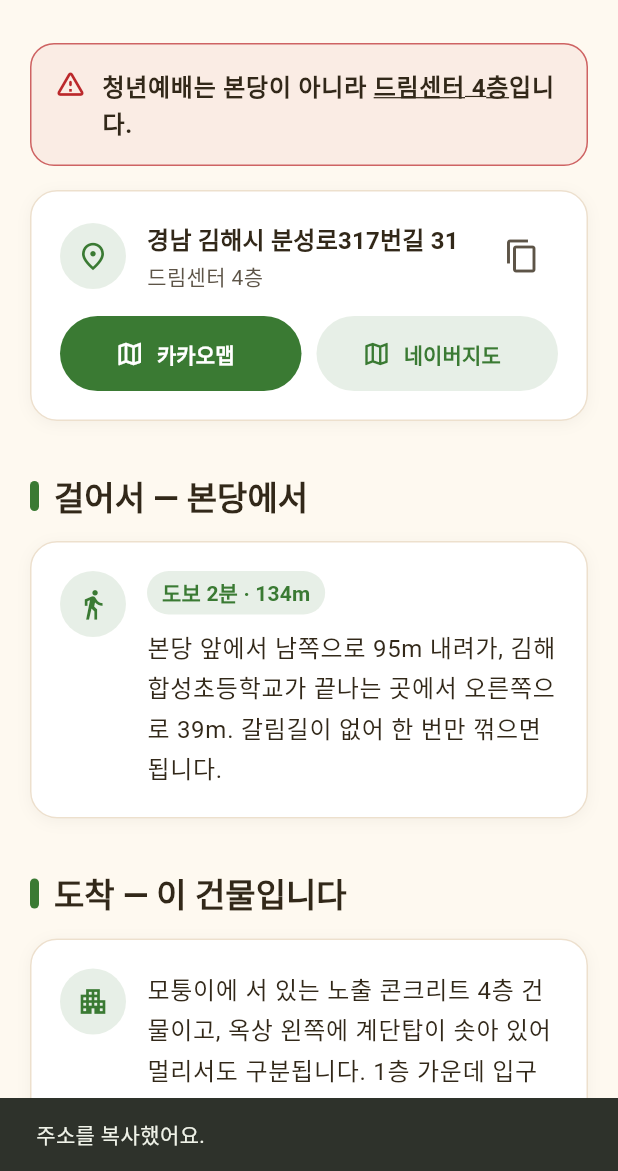
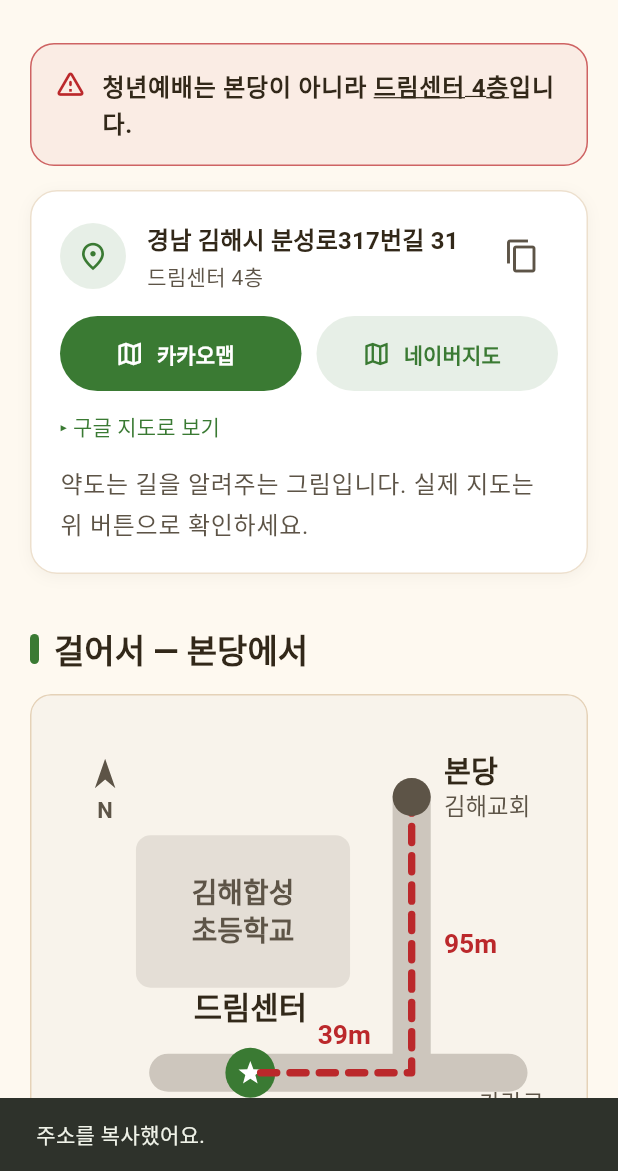
Before and after one commit to gbw11/light-homepage, a Flutter app: the LocationScreen screen opened by its route, after a tap on the "content copy" icon, on a phone screen of 412 x 824 dp, the part 65-1236 px from its top. Run offline on Flutter 3.47's test engine with Material 3 defaults, Android fonts, the phone set to English and light mode, and no system bars; our stand-ins replace cookie_jar, dio, dio_cookie_manager, file_picker, go_router, image_picker and 1 more; accounts and stored records are empty; network calls fail; Roboto replaces fonts that are missing (Pretendard); statements that could not run were skipped.

Commit message:
feat(mobile): 오시는 길에 웹 약도 두 장 옮김 · 구글 지도 링크 추가
- 웹 RouteMap.tsx의 SVG 약도(도보 · 주차장)를 CustomPainter로 같은 좌표 그대로 재현
  (새 패키지 없음, 색은 테마 colorScheme에서). 누르면 전체 화면에서 확대
- 스크린 리더에는 웹 <desc>와 같은 길 설명을 읽힘
- 지도 앱: 카카오맵 · 네이버지도(웹과 같은 링크) + 구글 지도(앱 전용 보조 링크)
- 웹 문구 반영: "약도는 길을 알려주는 그림…", "P3(합성초)가 가장 가깝습니다"
- AndroidManifest <queries>에 https VIEW 인텐트 선언 (url_launcher 권장)

Co-Authored-By: Claude Opus 5.5 <noreply@anthropic.com>

```diff
--- a/mobile/lib/content/location.dart
+++ b/mobile/lib/content/location.dart
@@ -15,3 +15,9 @@ final kakaoMapUrl =
     'https://map.kakao.com/link/search/${Uri.encodeComponent(address)}';
 final naverMapUrl =
     'https://map.naver.com/p/search/${Uri.encodeComponent(address)}';
+
+/// 구글 지도 — **앱에만 있다** (웹은 카카오맵 · 네이버지도 두 개). 두 앱이 없는
+/// 휴대폰(외국인 방문자 · 아이폰 기본 상태)에서도 길찾기를 열 수 있게 둔다.
+/// 공식 "Maps URLs" 형식이라 앱이 있으면 앱, 없으면 브라우저로 열린다.
+final googleMapUrl =
+    'https://www.google.com/maps/search/?api=1&query=${Uri.encodeComponent(address)}';
--- a/mobile/lib/features/church/location_screen.dart
+++ b/mobile/lib/features/church/location_screen.dart
@@ -4,15 +4,18 @@ import 'package:flutter/services.dart';
 import '../../content/location.dart';
 import '../../content/parking.dart';
 import 'info_widgets.dart';
+import 'route_map.dart';
 
 /// 오시는 길 (웹 `/location`, WIREFRAME §8, 기획안 §3).
 ///
-/// 위에서부터 **경고 → 주소 · 지도 앱 → 걸어서 → 도착 → 주차** 순서다.
+/// 위에서부터 **경고 → 주소 · 지도 앱 → 걸어서(약도) → 도착 → 주차(약도)** 순서다.
 /// 가장 자주 놓치는 "본당이 아니다"를 맨 위에 두는 것은 웹과 같은 판단이다.
 /// 모양은 디자인 시안(Stitch "Warm Fellowship")을 따른다.
 ///
-/// 웹의 약도 그림(SVG)은 아직 옮기지 않았다. 지도는 설치된 카카오맵 ·
-/// 네이버지도 앱으로 연다 (없으면 브라우저). 대중교통은 웹도 ❓라 뺐다.
+/// 약도 두 장은 웹 `RouteMap.tsx`의 SVG를 그대로 옮겨 그린 것이다 ([RouteMap] ·
+/// [ParkingMap]) — 누르면 전체 화면에서 확대한다. 실제 지도는 설치된 카카오맵 ·
+/// 네이버지도 · 구글 지도 앱으로 연다 (없으면 브라우저). 대중교통은 웹도 ❓라 뺐다.
+/// 웹의 건물 그림(`BuildingSketch`)은 아직 옮기지 않았다.
 class LocationScreen extends StatelessWidget {
   const LocationScreen({
     super.key,
@@ -43,10 +46,13 @@ class LocationScreen extends StatelessWidget {
           onCopy: () => _copyAddress(context),
           onKakao: () => openExternal(kakaoMapUrl),
           onNaver: () => openExternal(naverMapUrl),
+          onGoogle: () => openExternal(googleMapUrl),
         ),
         const InfoSection(
           title: '걸어서 — 본당에서',
           children: [
+            MapFigure(title: '걸어서 — 본당에서 오는 길', map: RouteMap()),
+            SizedBox(height: 12),
             InfoCard(
               children: [
                 Row(
@@ -101,9 +107,12 @@ class LocationScreen extends StatelessWidget {
           children: [
             const InfoText(
               '드림센터 전용 주차장은 없고 김해교회 주차장 세 곳을 함께 씁니다. '
-              '세 곳 중 두 곳은 주일에만 주차할 수 있습니다.',
+              '세 곳 중 두 곳은 주일에만 주차할 수 있습니다. '
+              'P3(합성초)가 가장 가깝습니다.',
               muted: true,
             ),
+            const SizedBox(height: 14),
+            const MapFigure(title: '차로 — 주차장에서 오는 길', map: ParkingMap()),
             const SizedBox(height: 14),
             for (final lot in parkingLots) ...[
               _ParkingCard(lot),
@@ -136,17 +145,19 @@ class LocationScreen extends StatelessWidget {
   }
 }
 
-/// 주소 + [복사] + 지도 앱 두 개. 내비에 찍거나 남에게 보낼 때 쓴다
+/// 주소 + [복사] + 지도 앱(카카오 · 네이버 + 구글). 내비에 찍거나 남에게 보낼 때 쓴다
 class _AddressCard extends StatelessWidget {
   const _AddressCard({
     required this.onCopy,
     required this.onKakao,
     required this.onNaver,
+    required this.onGoogle,
   });
 
   final VoidCallback onCopy;
   final VoidCallback onKakao;
   final VoidCallback onNaver;
+  final VoidCallback onGoogle;
 
   @override
   Widget build(BuildContext context) {
@@ -205,6 +216,12 @@ class _AddressCard extends StatelessWidget {
               ),
             ),
           ],
+        ),
+        // 국내 두 앱이 주 버튼이고, 구글은 둘 다 없는 휴대폰을 위한 보조 링크다
+        InfoLink('구글 지도로 보기', onPressed: onGoogle),
+        const InfoText(
+          '약도는 길을 알려주는 그림입니다. 실제 지도는 위 버튼으로 확인하세요.',
+          muted: true,
         ),
       ],
     );
--- /dev/null
+++ b/mobile/lib/features/church/route_map.dart
@@ -0,0 +1,467 @@
+import 'dart:math' as math;
+
+import 'package:flutter/material.dart';
+
+import '../../content/location.dart';
+
+// 약도 두 장 — 본당에서 걸어오는 길([RouteMap])과 주차장 세 곳에서 오는 길([ParkingMap]).
+//
+// 원본: frontend/src/components/ui/RouteMap.tsx (손으로 그린 SVG, viewBox 360×360).
+// 좌표 · 글자 · 색 역할을 그대로 옮겼다 — 그림이 바뀌면 두 곳을 함께 고친다.
+// 왜 지도 스크린샷이 아니라 직접 그린 그림인지(지도 라이선스), 좌표를 어디서
+// 확인했는지는 웹 파일 주석에 있다. 이 그림은 **축척이 아니라 순서**를 보여준다.
+//
+// 새 패키지(flutter_svg)를 들이지 않고 [CustomPainter]로 그린다 — 도형이 선 ·
+// 상자 · 원 · 글자뿐이라 SVG 파서까지 필요 없고, 색을 테마에서 바로 받는다.
+//
+// 색은 웹 토큰을 앱 색 역할로 옮겼다:
+// `--color-gray-400` → onSurfaceVariant, `--color-ink` → onSurface,
+// `--color-red-500` → error, `--color-yellow`(강조) → primary.
+
+/// 약도 그림이 쓰는 좌표 공간 (웹 SVG viewBox와 같다)
+const _canvas = 360.0;
+
+/// 스크린 리더가 그림 대신 읽는 문장 (웹 `<desc>` 그대로)
+const routeMapDescription =
+    '김해교회 본당 앞에서 남쪽으로 95미터 내려가면 김해합성초등학교 남쪽 모퉁이가 '
+    '나옵니다. 거기서 오른쪽(서쪽)으로 가락로를 따라 39미터 가면 왼편이 드림센터입니다. '
+    '청년예배는 4층입니다. 전체 134미터, 도보 2분입니다.';
+
+const parkingMapDescription =
+    '드림센터에 가장 가까운 곳은 3주차장(합성초 주차장)으로, 김해합성초등학교 안 남쪽에 '
+    '있어 바로 내려오면 됩니다. 2주차장(농협 주차장)은 드림센터 남동쪽으로 가락로를 따라 '
+    '서쪽으로 걸어옵니다. 1주차장(교회 건너편 주차장)은 본당 맞은편이라, 본당에서 걸어오는 '
+    '길과 같게 남쪽으로 내려온 뒤 오른쪽으로 꺾습니다. 청년예배는 드림센터 4층입니다.';
+
+/// 본당 → 드림센터 도보 약도. 정사각이다 — 길이 남북으로 길고 동서로 짧다
+class RouteMap extends StatelessWidget {
+  const RouteMap({super.key});
+
+  @override
+  Widget build(BuildContext context) => _MapCanvas(
+    label: '본당에서 드림센터까지 가는 약도. $routeMapDescription',
+    painterFor: (p) => _RouteMapPainter(p),
+  );
+}
+
+/// 주차장 세 곳(P1·P2·P3 — 교회 공식 번호 그대로)에서 드림센터로 가는 약도
+class ParkingMap extends StatelessWidget {
+  const ParkingMap({super.key});
+
+  @override
+  Widget build(BuildContext context) => _MapCanvas(
+    label: '주차장 세 곳에서 드림센터로 가는 약도. $parkingMapDescription',
+    painterFor: (p) => _ParkingMapPainter(p),
+  );
+}
+
+class _MapCanvas extends StatelessWidget {
+  const _MapCanvas({required this.label, required this.painterFor});
+
+  final String label;
+  final CustomPainter Function(_Palette) painterFor;
+
+  @override
+  Widget build(BuildContext context) {
+    final theme = Theme.of(context);
+    final scheme = theme.colorScheme;
+    final palette = _Palette(
+      gray: scheme.onSurfaceVariant,
+      ink: scheme.onSurface,
+      red: scheme.error,
+      accent: scheme.primary,
+      onAccent: scheme.onPrimary,
+      font: theme.textTheme.bodyMedium?.fontFamily,
+    );
+    return Semantics(
+      image: true,
+      label: label,
+      excludeSemantics: true,
+      child: AspectRatio(
+        aspectRatio: 1,
+        child: CustomPaint(painter: painterFor(palette)),
+      ),
+    );
+  }
+}
+
+@immutable
+class _Palette {
+  const _Palette({
+    required this.gray,
+    required this.ink,
+    required this.red,
+    required this.accent,
+    required this.onAccent,
+    required this.font,
+  });
+
+  final Color gray;
+  final Color ink;
+  final Color red;
+  final Color accent;
+  final Color onAccent;
+  final String? font;
+
+  @override
+  bool operator ==(Object other) =>
+      other is _Palette &&
+      other.gray == gray &&
+      other.ink == ink &&
+      other.red == red &&
+      other.accent == accent &&
+      other.onAccent == onAccent &&
+      other.font == font;
+
+  @override
+  int get hashCode => Object.hash(gray, ink, red, accent, onAccent, font);
+}
+
+enum _Anchor { start, middle }
+
+/// 두 약도가 공유하는 바닥 — 길 두 개, 학교, 드림센터, 북쪽 표시 (웹 `MapBase`)
+abstract class _MapPainter extends CustomPainter {
+  _MapPainter(this.p);
+
+  final _Palette p;
+
+  /// 드림센터 이름표의 가로 위치와 두 줄의 글자 밑선
+  double get labelX => 140;
+  double get titleY;
+  double get floorY;
+
+  void drawLayer(Canvas canvas);
+
+  @override
+  void paint(Canvas canvas, Size size) {
+    canvas.save();
+    canvas.scale(size.width / _canvas, size.height / _canvas);
+    _drawBase(canvas);
+    drawLayer(canvas);
+    canvas.restore();
+  }
+
+  void _drawBase(Canvas canvas) {
+    // 길 — 겹치는 곳이 진해지지 않게 한 경로로 긋는다 (웹은 <g opacity>)
+    canvas.drawPath(
+      Path()
+        ..moveTo(250, 60)
+        ..lineTo(250, 248)
+        ..moveTo(84, 248)
+        ..lineTo(316, 248),
+      Paint()
+        ..color = p.gray.withValues(alpha: 0.28)
+        ..style = PaintingStyle.stroke
+        ..strokeWidth = 26
+        ..strokeCap = StrokeCap.round,
+    );
+
+    // 김해합성초등학교 — 걷는 내내 옆에 보이는 기준점
+    canvas.drawRRect(
+      RRect.fromLTRBR(62, 86, 208, 190, const Radius.circular(10)),
+      Paint()..color = p.gray.withValues(alpha: 0.13),
+    );
+
+    text(canvas, '가락로', 318, 274, size: 16, color: p.gray);
+
+    // 도착 — 강조 원 + 별
+    canvas.drawCircle(const Offset(140, 248), 17, Paint()..color = p.accent);
+    canvas.drawPath(_star(const Offset(140, 248.5), 8.5, 3.6),
+        Paint()..color = p.onAccent);
+
+    text(canvas, '드림센터', labelX, titleY,
+        size: 21, bold: true, color: p.ink);
+    text(canvas, '4층', labelX, floorY, size: 18, bold: true, color: p.red);
+
+    // 북쪽 표시
+    canvas.save();
+    canvas.translate(34, 40);
+    canvas.drawPath(
+      Path()
+        ..moveTo(0, 14)
+        ..lineTo(7, -6)
+        ..lineTo(14, 14)
+        ..lineTo(7, 8)
+        ..close(),
+      Paint()..color = p.gray,
+    );
+    text(canvas, 'N', 7, 34, size: 15, bold: true, color: p.gray);
+    canvas.restore();
+  }
+
+  /// 글자 한 줄. [y]는 SVG처럼 **글자 밑선**이다
+  void text(
+    Canvas canvas,
+    String value,
+    double x,
+    double y, {
+    required double size,
+    required Color color,
+    bool bold = false,
+    _Anchor anchor = _Anchor.middle,
+  }) {
+    final painter = TextPainter(
+      text: TextSpan(
+        text: value,
+        style: TextStyle(
+          fontFamily: p.font,
+          fontSize: size,
+          fontWeight: bold ? FontWeight.w700 : FontWeight.w400,
+          color: color,
+        ),
+      ),
+      textDirection: TextDirection.ltr,
+    )..layout();
+    final baseline =
+        painter.computeDistanceToActualBaseline(TextBaseline.alphabetic);
+    final left = anchor == _Anchor.middle ? x - painter.width / 2 : x;
+    painter.paint(canvas, Offset(left, y - baseline));
+    painter.dispose();
+  }
+
+  /// 빨간 점선 경로 — "이렇게 가라"
+  void dashed(
+    Canvas canvas,
+    Path path, {
+    required double width,
+    required double dash,
+    required double gap,
+  }) {
+    final paint = Paint()
+      ..color = p.red
+      ..style = PaintingStyle.stroke
+      ..strokeWidth = width
+      ..strokeCap = StrokeCap.round
+      ..strokeJoin = StrokeJoin.round;
+    for (final metric in path.computeMetrics()) {
+      var d = 0.0;
+      while (d < metric.length) {
+        canvas.drawPath(
+          metric.extractPath(d, math.min(d + dash, metric.length)),
+          paint,
+        );
+        d += dash + gap;
+      }
+    }
+  }
+
+  static Path _star(Offset c, double outer, double inner) {
+    final path = Path();
+    for (var i = 0; i < 10; i++) {
+      final r = i.isEven ? outer : inner;
+      final a = -math.pi / 2 + i * math.pi / 5;
+      final pt = c + Offset(r * math.cos(a), r * math.sin(a));
+      i == 0 ? path.moveTo(pt.dx, pt.dy) : path.lineTo(pt.dx, pt.dy);
+    }
+    return path..close();
+  }
+
+  @override
+  bool shouldRepaint(covariant _MapPainter old) => old.p != p;
+}
+
+class _RouteMapPainter extends _MapPainter {
+  _RouteMapPainter(super.p);
+
+  @override
+  double get titleY => 212;
+  @override
+  double get floorY => 292;
+
+  @override
+  void drawLayer(Canvas canvas) {
+    text(canvas, '김해합성', 135, 132, size: 19, bold: true, color: p.gray);
+    text(canvas, '초등학교', 135, 158, size: 19, bold: true, color: p.gray);
+
+    dashed(
+      canvas,
+      Path()
+        ..moveTo(250, 60)
+        ..lineTo(250, 248)
+        ..lineTo(140, 248),
+      width: 5,
+      dash: 11,
+      gap: 9,
+    );
+
+    text(canvas, '95m', 272, 166,
+        size: 18, bold: true, color: p.red, anchor: _Anchor.start);
+    text(canvas, '39m', 204, 228, size: 18, bold: true, color: p.red);
+
+    canvas.drawCircle(const Offset(250, 60), 13, Paint()..color = p.gray);
+    text(canvas, '본당', 272, 50,
+        size: 20, bold: true, color: p.ink, anchor: _Anchor.start);
+    text(canvas, '김해교회', 272, 72,
+        size: 16, color: p.gray, anchor: _Anchor.start);
+
+    text(canvas, '도보 $walkMinutes분 · ${walkMeters}m', 180, 342,
+        size: 19, bold: true, color: p.ink);
+  }
+}
+
+class _ParkingMapPainter extends _MapPainter {
+  _ParkingMapPainter(super.p);
+
+  // P3에서 내려오는 점선이 이름표 오른쪽 끝을 가로지르지 않게 왼쪽으로 민다
+  @override
+  double get labelX => 104;
+  @override
+  double get titleY => 214;
+  @override
+  double get floorY => 292;
+
+  @override
+  void drawLayer(Canvas canvas) {
+    text(canvas, '김해합성', 105, 116, size: 18, bold: true, color: p.gray);
+    text(canvas, '초등학교', 105, 138, size: 18, bold: true, color: p.gray);
+
+    // 세 갈래. P1 — 본당 쪽으로 건너와 걷는 길을 그대로 / P3 — 학교 안에서
+    // 바로 내려온다 / P2 — 가락로 남쪽에서 비스듬히 올라붙는다
+    dashed(
+      canvas,
+      Path()
+        ..moveTo(272, 61)
+        ..lineTo(250, 61)
+        ..lineTo(250, 248)
+        ..lineTo(140, 248)
+        ..moveTo(176, 174)
+        ..lineTo(176, 248)
+        ..lineTo(140, 248)
+        ..moveTo(232, 303)
+        ..lineTo(196, 303)
+        ..lineTo(162, 264),
+      width: 4.5,
+      dash: 10,
+      gap: 8,
+    );
+
+    // 본당은 위치만 알려준다 — 여기서는 출발점이 아니다
+    canvas.drawRRect(
+      RRect.fromLTRBR(196, 44, 248, 78, const Radius.circular(7)),
+      Paint()..color = p.gray.withValues(alpha: 0.22),
+    );
+    text(canvas, '본당', 222, 66, size: 16, bold: true, color: p.gray);
+
+    _parkingBox(canvas, 272, 44, 'P1');
+    _parkingBox(canvas, 150, 140, 'P3');
+    _parkingBox(canvas, 232, 286, 'P2');
+    text(canvas, '농협주차장', 258, 340, size: 17, bold: true, color: p.gray);
+  }
+
+  void _parkingBox(Canvas canvas, double x, double y, String label) {
+    final box = RRect.fromLTRBR(x, y, x + 52, y + 34, const Radius.circular(7));
+    canvas.drawRRect(box, Paint()..color = p.gray.withValues(alpha: 0.22));
+    canvas.drawRRect(
+      box,
+      Paint()
+        ..color = p.gray
+        ..style = PaintingStyle.stroke
+        ..strokeWidth = 1.5,
+    );
+    text(canvas, label, x + 26, y + 24, size: 19, bold: true, color: p.ink);
+  }
+}
+
+/// 약도 한 장 — 판 위에 그림, 누르면 전체 화면에서 두 손가락으로 확대
+class MapFigure extends StatelessWidget {
+  const MapFigure({super.key, required this.title, required this.map});
+
+  /// 전체 화면 제목 (예: "걸어서 — 본당에서 오는 길")
+  final String title;
+  final Widget map;
+
+  void _open(BuildContext context) {
+    Navigator.of(context).push(
+      MaterialPageRoute<void>(
+        fullscreenDialog: true,
+        builder: (_) => _MapViewer(title: title, map: map),
+      ),
+    );
+  }
+
+  @override
+  Widget build(BuildContext context) {
+    final scheme = Theme.of(context).colorScheme;
+    return Semantics(
+      button: true,
+      hint: '두 번 눌러 크게 보기',
+      child: Material(
+        color: scheme.surfaceContainer,
+        shape: RoundedRectangleBorder(
+          borderRadius: BorderRadius.circular(14),
+          side: BorderSide(color: scheme.outlineVariant),
+        ),
+        clipBehavior: Clip.antiAlias,
+        child: InkWell(
+          onTap: () => _open(context),
+          child: Stack(
+            children: [
+              Padding(padding: const EdgeInsets.all(10), child: map),
+              Positioned(
+                right: 8,
+                bottom: 8,
+                child: ExcludeSemantics(
+                  child: DecoratedBox(
+                    decoration: BoxDecoration(
+                      color: scheme.surface.withValues(alpha: 0.9),
+                      shape: BoxShape.circle,
+                    ),
+                    child: Padding(
+                      padding: const EdgeInsets.all(6),
+                      child: Icon(
+                        Icons.zoom_in,
+                        size: 20,
+                        color: scheme.onSurfaceVariant,
+                      ),
+                    ),
+                  ),
+                ),
+              ),
+            ],
+          ),
+        ),
+      ),
+    );
+  }
+}
+
+class _MapViewer extends StatelessWidget {
+  const _MapViewer({required this.title, required this.map});
+
+  final String title;
+  final Widget map;
+
+  @override
+  Widget build(BuildContext context) {
+    final scheme = Theme.of(context).colorScheme;
+    return Scaffold(
+      backgroundColor: scheme.surfaceContainer,
+      appBar: AppBar(title: Text(title)),
+      body: SafeArea(
+        child: Column(
+          children: [
+            Expanded(
+              child: InteractiveViewer(
+                maxScale: 5,
+                child: Center(
+                  child: Padding(
+                    padding: const EdgeInsets.all(16),
+                    child: map,
+                  ),
+                ),
+              ),
+            ),
+            Padding(
+              padding: const EdgeInsets.fromLTRB(20, 0, 20, 16),
+              child: Text(
+                '두 손가락으로 벌려 확대할 수 있어요.',
+                textAlign: TextAlign.center,
+                style: TextStyle(color: scheme.onSurfaceVariant),
+              ),
+            ),
+          ],
+        ),
+      ),
+    );
+  }
+}
```
Also changed, not shown: 2 other files.
